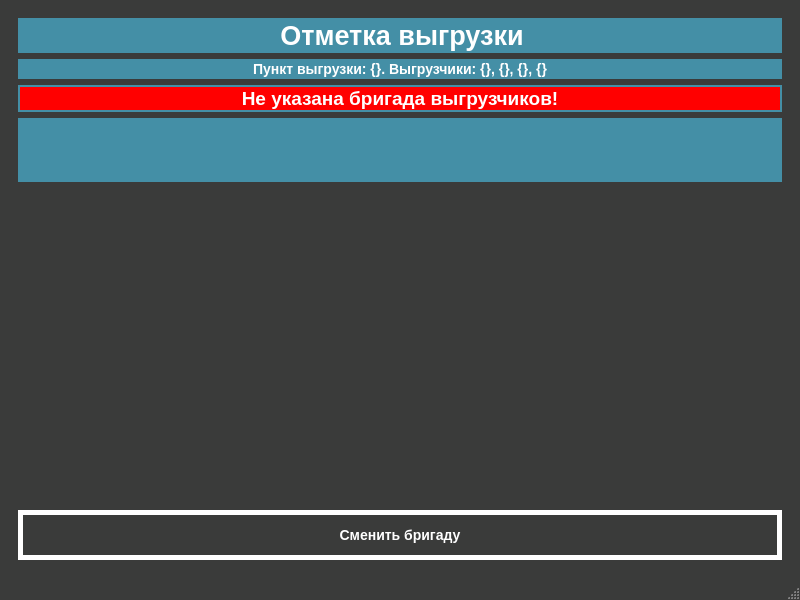
Old version of the form uis/unloadPoint.ui in the repository krsnvss/beetstock.
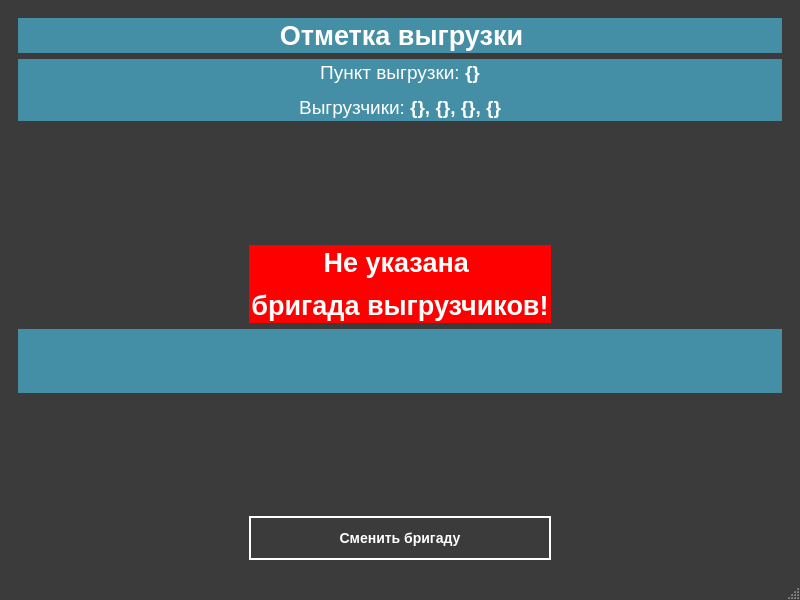
New version of the form. Icons and pictures are not drawn.

What changed in the file:
```diff
--- a/uis/unloadPoint.ui
+++ b/uis/unloadPoint.ui
@@ -26,149 +26,10 @@
 	color:#ffffff;
 	border-color:#ffffff;
 }
-QTableView{
-	background-color:#ffffff;
-	alternate-background-color:#e2e2e2;
-	color:#3a3b3a;
-	border-style:solid;
-	border-color:#ffffff;
-	border-width:0px;
-	selection-color:#ffffff;
-	selection-background-color:#54b0cb;
-}
-QHeaderView::section{
-    background-color:#448fa6;
-	color:#ffffff;
-	font:bold;
-	height:40px;
-	border: #ffffff;
-	border-style:solid;
-	border-width:0px;
-}
-QComboBox{
-	background-color:#ffffff;
-	border-style:solid;
-	border-width:2px;
-	border-color:#ffffff;
-	color:#3a3b3a;
-	width:50px;
-	height:30px;
-	font:bold;
-	padding-left:5px
-}
-QComboBox QAbstractItemView {
-	background-color:#ffffff;
-	color:#3a3b3a;
-    border: 2px solid #ffffff;
-	padding-left:2px;
-	padding-right:2px;
-	padding-top:2px;
-	padding-bottom:2px
-}
-QComboBox::drop-down {
-   width: 24px;
-   border: 2px;
-}
-QComboBox::down-arrow {
-    image: url(&quot;./res/if_chevron-left.png&quot;);
-    width: 16px;
-    height: 16px;
-}
-QComboBox::down-arrow::hover {
-    image: url(&quot;./res/if_chevron-down.png&quot;);
-    width: 16px;
-    height: 16px;
-}
-QDateEdit{
-	background-color:#ffffff;
-	border-style:solid;
-	border-width:2px;
-	border-color:#ffffff;
-	color:#3a3b3a;
-	width:150px;
-	height:30px;
-	font:bold;
-	padding-left:5px
-}
-QDateEdit QAbstractItemView {
-	background-color:#ffffff;
-	color:#3a3b3a;;
-}
-QDateEdit::drop-down {
-   width: 24px;
-   border: 2px;
-}
-QDateEdit::down-arrow {
-    image: url(&quot;./res/if_chevron-left.png&quot;);
-    width: 16px;
-    height: 16px;
-}
-QDateEdit::down-arrow::hover {
-    image: url(&quot;./res/if_chevron-down.png&quot;);
-    width: 16px;
-    height: 16px;
-}
-QMenuBar{
-	background-color:#3a3b3a;
-	color:#ffffff;
-	selection-color:#54b0cb;
-	font:bold
-}
-QMenuBar::item::selected{
-	background-color:#54b0cb;
-	color:#ffffff;
-	font:bold;
-	padding-left:2px
-}
 QToolBar{
 	background-color:#3a3b3a;
 	color:#ffffff;
 }
-QMenu {
-	background-color:#3a3b3a;
-	color:#ffffff;
-	font:bold;
-	padding-left:2px;
-}
-QMenu::hover {
-    background-color: #448fa6;
-    color:#3a3b3a;
-	font:bold
-}
-QMenu::item {
-    background-color:#3a3b3a;
-	color:#ffffff;
-}
-QMenu::item::selected{
-	background-color:#54b0cb;
-	color:#ffffff;
-	padding-left:10px;
-}
-QTabWidget{
-	background-color:#3a3b3a;
-	color:#ffffff;
-	border-color:#ffffff;
-}
-QTabBar::tab:right:selected{
-    background-color:#448fa6;
-	color:#ffffff;
-	font:bold;
-	height:60px;
-	width: 30px;
-	border: #448fa6;
-	border-style:solid;
-	border-width:2px;
-}
-QTabBar::tab:right:!selected{
-    background-color:#3a3b3a;
-	color:#ffffff;
-	font:bold;
-	height:60px;
-	width: 30px;
-	border: #448fa6;
-	border-style:solid;
-	border-width:2px;
-}
 QLabel{
 	background-color:#448fa6;
 	color:#ffffff;
@@ -177,8 +38,11 @@
 	border: #448fa6;
 	border-style:solid;
 	border-width:2px;
-	font:14px;
-	font-weight: bold
+}
+QLineEdit{
+	background-color:#3a3b3a;
+	color:#ffffff;
+	border-color:#3a3b3a;
 }
 QGroupBox{
 	background-color:#448fa6;
@@ -188,26 +52,6 @@
 	border: #448fa6;
 	border-style:solid;
 	border-width:2px;
-}
-QPushButton{
-	background-color:#3a3b3a;
-	color:#ffffff;
-	height:80px;
-	width: 60px;
-	border: #ffffff;
-	border-style:solid;
-	border-width:5px;
-	font:14px;
-	font-weight: bold
-}
-QPushButton::pressed{
-	background-color:#ffffff;
-	color:#3a3b3a;
-	border:2px solid #3a3b3a;
-}
-QPushButton::hover{
-	color:#448fa6;
-	border:2px solid #448fa6;
 }</string>
   </property>
   <widget class="QWidget" name="centralwidget">
@@ -218,55 +62,43 @@
        <number>0</number>
       </property>
       <widget class="QWidget" name="inputPage">
-       <layout class="QVBoxLayout" name="verticalLayout_5">
-        <item>
-         <widget class="QLabel" name="headerLabel">
-          <property name="text">
-           <string>&lt;html&gt;&lt;head/&gt;&lt;body&gt;&lt;p align=&quot;center&quot;&gt;&lt;span style=&quot; font-size:20pt; font-weight:600; color:#ffffff;&quot;&gt;Отметка выгрузки&lt;/span&gt;&lt;/p&gt;&lt;/body&gt;&lt;/html&gt;</string>
-          </property>
-         </widget>
-        </item>
-        <item>
+       <layout class="QGridLayout" name="gridLayout">
+        <item row="1" column="0" colspan="3">
          <widget class="QLabel" name="unloaderLabel">
           <property name="text">
-           <string>&lt;p&gt;Пункт выгрузки: &lt;strong&gt;{}.&amp;nbsp;&lt;/strong&gt;Выгрузчики: &lt;strong&gt;{}, {}, {}, {}&lt;/strong&gt;&lt;/p&gt;</string>
+           <string>&lt;html&gt;&lt;head/&gt;&lt;body&gt;&lt;p align=&quot;center&quot;&gt;&lt;span style=&quot; font-size:14pt;&quot;&gt;Пункт выгрузки: &lt;/span&gt;&lt;span style=&quot; font-size:14pt; font-weight:600;&quot;&gt;{}&lt;/span&gt;&lt;/p&gt;&lt;p align=&quot;center&quot;&gt;&lt;span style=&quot; font-size:14pt;&quot;&gt;Выгрузчики: &lt;/span&gt;&lt;span style=&quot; font-size:14pt; font-weight:600;&quot;&gt;{}, {}, {}, {}&lt;/span&gt;&lt;/p&gt;&lt;/body&gt;&lt;/html&gt;</string>
           </property>
           <property name="alignment">
            <set>Qt::AlignCenter</set>
           </property>
          </widget>
         </item>
-        <item>
+        <item row="3" column="1">
          <widget class="QLabel" name="noUnloaderLabel">
           <property name="styleSheet">
            <string notr="true">QLabel{
 	background-color:rgb(255, 0, 0);
-	color:#ffffff;
-	height:60px;
-	width: 30px;
-	border: #448fa6;
-	border-style:solid;
-	border-width:2px;
-	font:14px;
-	font-weight: bold
+	color:rgb(255, 255, 255);
+	font-weight:bold;
+	border-color:rgb(255, 0, 0);
 }</string>
           </property>
           <property name="text">
-           <string>&lt;html&gt;&lt;head/&gt;&lt;body&gt;&lt;p align=&quot;center&quot;&gt;&lt;span style=&quot; font-size:14pt; color:#ffffff;&quot;&gt;Не указана бригада выгрузчиков!&lt;/span&gt;&lt;/p&gt;&lt;/body&gt;&lt;/html&gt;</string>
+           <string>&lt;html&gt;&lt;head/&gt;&lt;body&gt;&lt;p align=&quot;center&quot;&gt;&lt;span style=&quot; font-size:20pt; color:#ffffff;&quot;&gt;Не указана &lt;/span&gt;&lt;/p&gt;&lt;p align=&quot;center&quot;&gt;&lt;span style=&quot; font-size:20pt; color:#ffffff;&quot;&gt;бригада выгрузчиков!&lt;/span&gt;&lt;/p&gt;&lt;/body&gt;&lt;/html&gt;</string>
           </property>
           <property name="alignment">
            <set>Qt::AlignCenter</set>
           </property>
          </widget>
         </item>
-        <item>
+        <item row="4" column="0" colspan="3">
          <widget class="QGroupBox" name="groupBox">
           <property name="title">
            <string/>
           </property>
          </widget>
         </item>
-        <item>
+        <item row="5" column="1">
          <spacer name="verticalSpacer_4">
           <property name="orientation">
            <enum>Qt::Vertical</enum>
@@ -279,7 +111,27 @@
           </property>
          </spacer>
         </item>
-        <item>
+        <item row="2" column="1">
+         <spacer name="verticalSpacer_5">
+          <property name="orientation">
+           <enum>Qt::Vertical</enum>
+          </property>
+          <property name="sizeHint" stdset="0">
+           <size>
+            <width>20</width>
+            <height>40</height>
+           </size>
+          </property>
+         </spacer>
+        </item>
+        <item row="0" column="0" colspan="3">
+         <widget class="QLabel" name="headerLabel">
+          <property name="text">
+           <string>&lt;html&gt;&lt;head/&gt;&lt;body&gt;&lt;p align=&quot;center&quot;&gt;&lt;span style=&quot; font-size:20pt; font-weight:600; color:#ffffff;&quot;&gt;Отметка выгрузки&lt;/span&gt;&lt;/p&gt;&lt;/body&gt;&lt;/html&gt;</string>
+          </property>
+         </widget>
+        </item>
+        <item row="6" column="1">
          <widget class="QPushButton" name="changeUnloader">
           <property name="styleSheet">
            <string notr="true">QPushButton{
@@ -289,7 +141,7 @@
 	width:40px;
 	border: #ffffff;
 	border-style:solid;
-	border-width:5px;
+	border-width:2px;
 	font:14px;
 	font-weight: bold
 }
```
Left out of the diff: 138 changed lines with no effect on the pictures.
